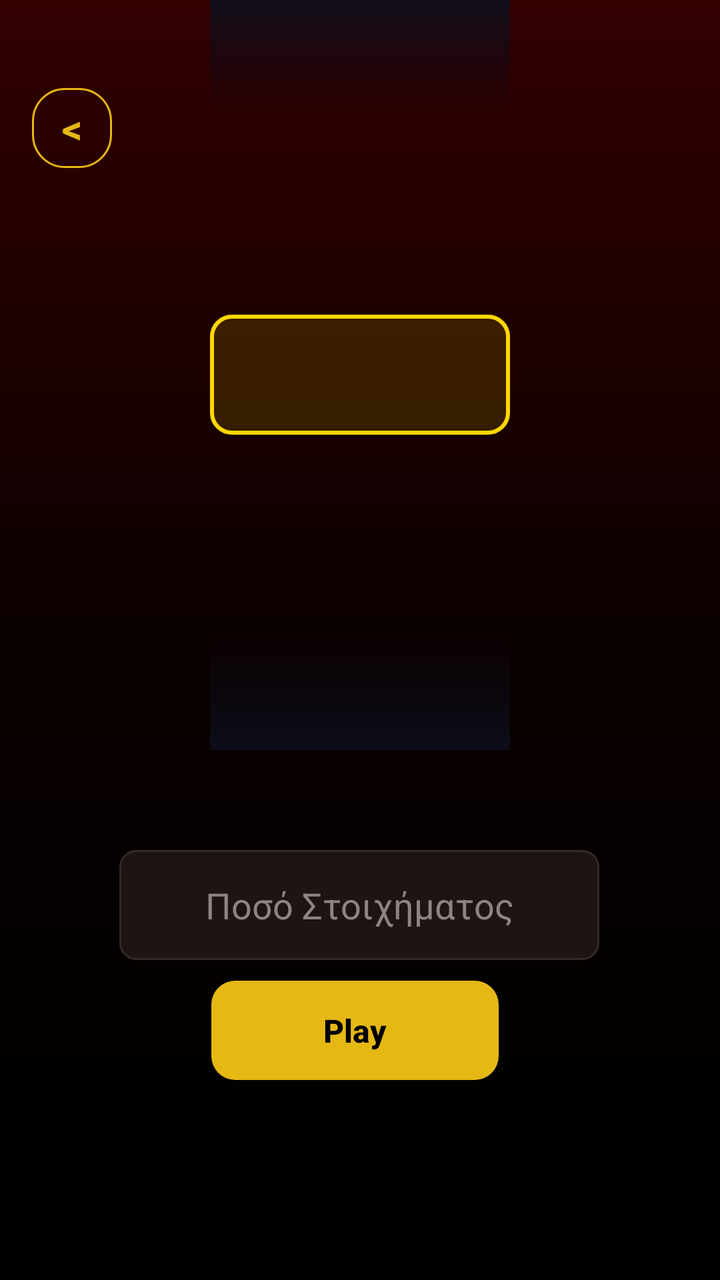
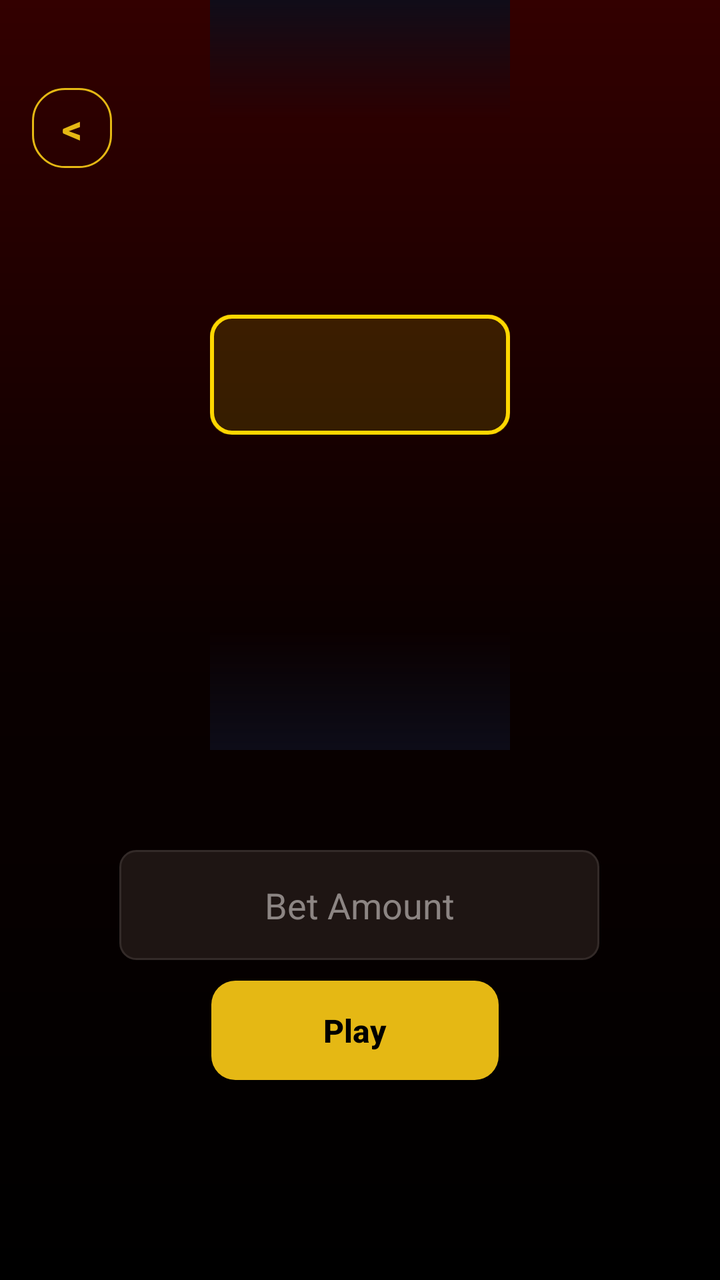

The first picture is an Android layout as it rendered before a commit; the second is the same layout after the commit. The layout source and the unified diff follow.
<!-- AndroidManifest.xml: application theme CustomTheme -->
<!-- res/layout/activity_spinner_page.xml -->
<?xml version="1.0" encoding="utf-8"?>
<androidx.constraintlayout.widget.ConstraintLayout
    xmlns:android="http://schemas.android.com/apk/res/android"
    xmlns:app="http://schemas.android.com/apk/res-auto"
    xmlns:tools="http://schemas.android.com/tools"
    android:layout_width="match_parent"
    android:layout_height="match_parent"
    android:background="@drawable/bg_gradient">

    <FrameLayout
        android:id="@+id/wheelContainer"
        android:layout_width="150dp"
        android:layout_height="0dp"
        android:layout_marginTop="0dp"
        android:layout_marginBottom="50dp"
        android:clipChildren="true"
        android:clipToPadding="true"
        app:layout_constraintTop_toTopOf="parent"
        app:layout_constraintBottom_toTopOf="@+id/addBet"
        app:layout_constraintStart_toStartOf="parent"
        app:layout_constraintEnd_toEndOf="parent"
        app:layout_constraintVertical_weight="1">

        <androidx.recyclerview.widget.RecyclerView
            android:id="@+id/wheelRecyclerView"
            android:layout_width="match_parent"
            android:layout_height="match_parent"
            android:overScrollMode="never" />

        <View
            android:id="@+id/topFade"
            android:layout_width="match_parent"
            android:layout_height="60dp"
            android:layout_gravity="top"
            android:background="@drawable/spinner_top_fade"
            android:importantForAccessibility="no" />

        <View
            android:id="@+id/bottomFade"
            android:layout_width="match_parent"
            android:layout_height="60dp"
            android:layout_gravity="bottom"
            android:background="@drawable/spinner_bottom_fade"
            android:importantForAccessibility="no" />

        <View
            android:id="@+id/centerIndicator"
            android:layout_width="match_parent"
            android:layout_height="60dp"
            android:layout_gravity="center_vertical"
            android:background="@drawable/center_indicator_border"
            android:elevation="2dp" />

    </FrameLayout>

    <TextView
        android:id="@+id/BackPlayPage"
        android:layout_width="40dp"
        android:layout_height="40dp"
        android:layout_marginTop="44dp"
        android:layout_marginStart="16dp"
        android:background="@drawable/bg_container_border"
        android:gravity="center"
        android:text="&lt;"
        android:textColor="@color/gold"
        android:textSize="20sp"
        android:textStyle="bold"
        app:layout_constraintStart_toStartOf="parent"
        app:layout_constraintTop_toTopOf="parent"
        app:layout_constraintHorizontal_bias="0.018"
        app:layout_constraintVertical_bias="0.023" />

    <androidx.appcompat.widget.AppCompatButton
        android:id="@+id/playButton"
        android:layout_width="wrap_content"
        android:layout_height="wrap_content"
        android:layout_marginBottom="100dp"
        android:background="@drawable/bg_button"
        android:paddingStart="56dp"
        android:paddingTop="14dp"
        android:paddingEnd="56dp"
        android:paddingBottom="14dp"
        android:text="Play"
        android:textAllCaps="false"
        android:textColor="@android:color/black"
        android:textSize="16sp"
        android:textStyle="bold"
        app:layout_constraintBottom_toBottomOf="parent"
        app:layout_constraintEnd_toEndOf="parent"
        app:layout_constraintHorizontal_bias="0.488"
        app:layout_constraintStart_toStartOf="parent" />

    <EditText
        android:id="@+id/addBet"
        android:layout_width="240dp"
        android:layout_height="55dp"
        android:layout_marginBottom="160dp"
        android:background="@drawable/bg_input"
        android:ems="10"
        android:gravity="center"
        android:hint="Ποσό Στοιχήματος"
        android:inputType="numberDecimal"
        android:paddingHorizontal="16dp"
        android:textColor="@android:color/white"
        android:textColorHint="@color/text_gray"
        app:layout_constraintBottom_toBottomOf="parent"
        app:layout_constraintEnd_toEndOf="parent"
        app:layout_constraintHorizontal_bias="0.497"
        app:layout_constraintStart_toStartOf="parent" />

</androidx.constraintlayout.widget.ConstraintLayout>
<!-- resources referenced by this layout -->
<resources>
  <color name="gold">#E5B814</color>
  <color name="text_gray">#8C8583</color>
  <!-- drawable bg_button (drawable) -->
  <?xml version="1.0" encoding="utf-8"?>
  <shape xmlns:android="http://schemas.android.com/apk/res/android" android:shape="rectangle">
      <solid android:color="@color/gold"/>
      <corners android:radius="12dp"/>
  </shape>
  <!-- drawable bg_container_border (drawable) -->
  <?xml version="1.0" encoding="utf-8"?>
  <shape xmlns:android="http://schemas.android.com/apk/res/android" android:shape="rectangle">
      <solid android:color="@android:color/transparent"/>
      <stroke android:width="1dp" android:color="@color/gold"/>
      <corners android:radius="16dp"/>
  </shape>
  <!-- drawable bg_gradient (drawable) -->
  <?xml version="1.0" encoding="utf-8"?>
  <shape xmlns:android="http://schemas.android.com/apk/res/android" android:shape="rectangle">
      <gradient
          android:startColor="#330000"
          android:centerColor="#0A0000"
          android:endColor="#000000"
          android:type="linear"
          android:angle="270" />
  </shape>
  <!-- drawable bg_input (drawable) -->
  <?xml version="1.0" encoding="utf-8"?>
  <shape xmlns:android="http://schemas.android.com/apk/res/android" android:shape="rectangle">
      <solid android:color="@color/input_bg"/>
      <stroke android:width="1dp" android:color="#332A28"/>
      <corners android:radius="8dp"/>
  </shape>
  <!-- drawable center_indicator_border (drawable) -->
  <?xml version="1.0" encoding="utf-8"?>
  <layer-list xmlns:android="http://schemas.android.com/apk/res/android">
      
      <item>
          <shape android:shape="rectangle">
              <solid android:color="#22FFD700" />
              <corners android:radius="10dp" />
          </shape>
      </item>
      
      <item>
          <shape android:shape="rectangle">
              <stroke android:width="2dp" android:color="#FFD700" />
              <corners android:radius="10dp" />
          </shape>
      </item>
  </layer-list>
  <!-- drawable spinner_bottom_fade (drawable) -->
  <?xml version="1.0" encoding="utf-8"?>
  <shape xmlns:android="http://schemas.android.com/apk/res/android">
      <gradient
          android:startColor="#000D0D1A"
          android:endColor="#F00D0D1A"
          android:angle="270" />
  </shape>
  <!-- drawable spinner_top_fade (drawable) -->
  <?xml version="1.0" encoding="utf-8"?>
  <shape xmlns:android="http://schemas.android.com/apk/res/android">
      <gradient
          android:startColor="#F00D0D1A"
          android:endColor="#000D0D1A"
          android:angle="270" />
  </shape>
  <style name="CustomTheme" parent="Theme.MaterialComponents.Light.NoActionBar">
          <item name="android:windowBackground">@drawable/bg_gradient</item>
          <item name="android:windowFullscreen">true</item>
      </style>
  <color name="input_bg">#1E1513</color>
</resources>

<!-- the commit's change to res/layout/activity_spinner_page.xml (unified diff, before → after) -->
@@ -98,7 +98,7 @@
         android:background="@drawable/bg_input"
         android:ems="10"
         android:gravity="center"
-        android:hint="Ποσό Στοιχήματος"
+        android:hint="Bet Amount"
         android:inputType="numberDecimal"
         android:paddingHorizontal="16dp"
         android:textColor="@android:color/white"
